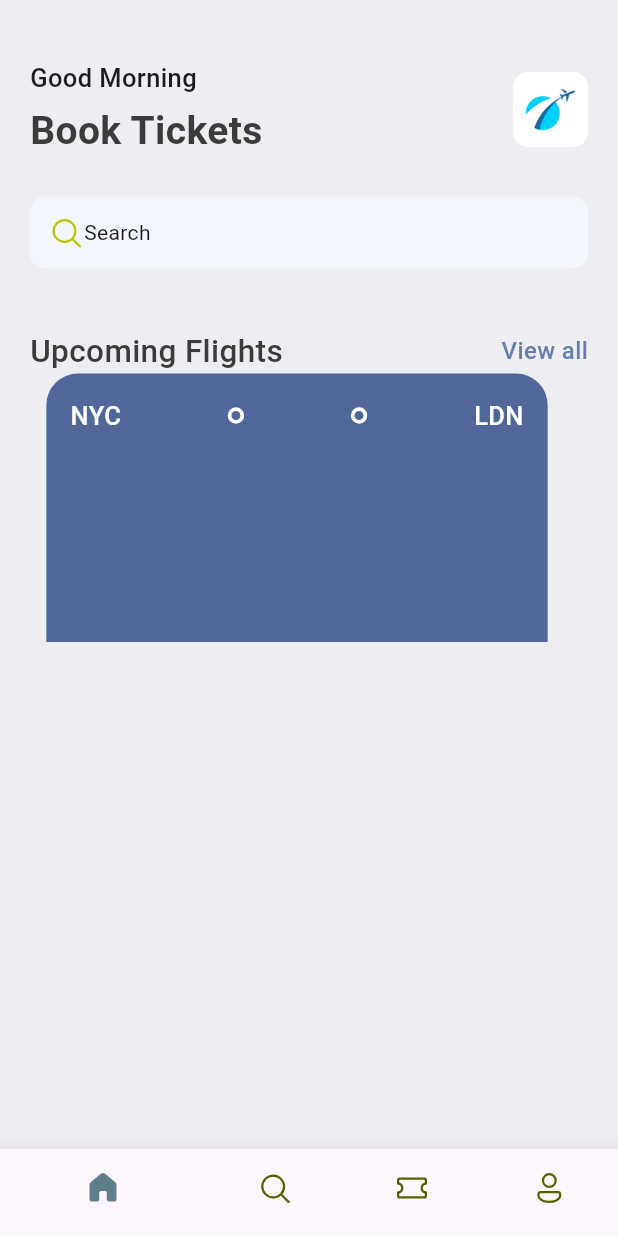
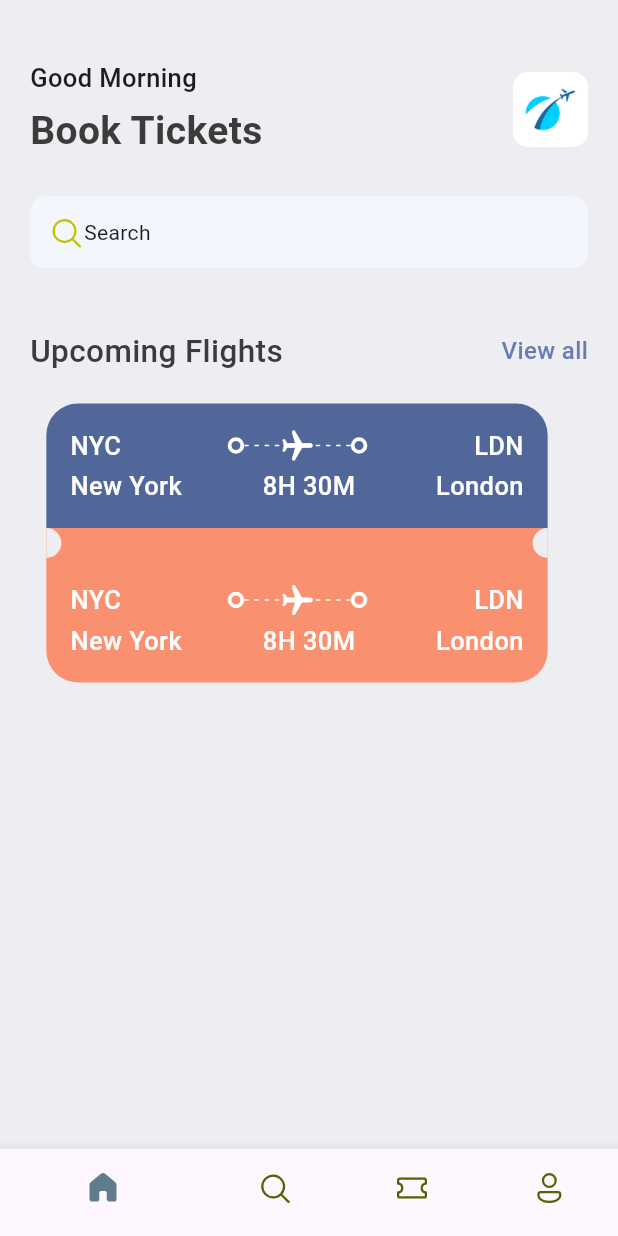
Before and after one commit to muhamadhendrik/flutter-ticket-app, a Flutter app: the screen it shows after launch, on a phone screen of 412 x 824 dp. Run offline on Flutter 3.47's test engine with Material 3 defaults, Android fonts, the light colour scheme and no system bars; our stand-ins replace fluentui_icons.

Commit message:
ticket view

```diff
--- a/lib/base/res/styles/app_styles.dart
+++ b/lib/base/res/styles/app_styles.dart
@@ -7,6 +7,7 @@ class AppStyles {
   static Color bgColor = const Color(0xFFeeedf2);
   static Color textColor = const Color(0xFF3B3B3B);
   static Color ticketBlue = const Color(0XFF526799);
+  static Color ticketOrange = const Color(0xFFf9906f);
 
   static TextStyle textStyle =
       TextStyle(fontSize: 16, fontWeight: FontWeight.w500, color: textColor);
--- /dev/null
+++ b/lib/base/widgets/app_layoutbuilder_widget.dart
@@ -0,0 +1,26 @@
+import 'package:flutter/material.dart';
+
+class AppLayoutbuilderWidget extends StatelessWidget {
+  final int randomDivider;
+
+  const AppLayoutbuilderWidget({super.key, required this.randomDivider});
+
+  @override
+  Widget build(BuildContext context) {
+    return LayoutBuilder(
+        builder: (BuildContext context, BoxConstraints constraints) {
+      return Flex(
+          mainAxisAlignment: MainAxisAlignment.spaceBetween,
+          direction: Axis.horizontal,
+          children: List.generate(
+              (constraints.constrainWidth() / randomDivider).floor(),
+              (index) => const SizedBox(
+                    width: 3,
+                    height: 1,
+                    child: DecoratedBox(
+                      decoration: BoxDecoration(color: Colors.white),
+                    ),
+                  )));
+    });
+  }
+}
--- /dev/null
+++ b/lib/base/widgets/big_circle.dart
@@ -0,0 +1,29 @@
+import 'package:flutter/material.dart';
+import 'package:flutter_ticket_app/base/res/styles/app_styles.dart';
+
+class BigCircle extends StatelessWidget {
+  final isRight;
+  const BigCircle({super.key, required this.isRight});
+
+  @override
+  Widget build(BuildContext context) {
+    return SizedBox(
+      height: 20,
+      width: 10,
+      child: DecoratedBox(
+        decoration: BoxDecoration(
+          color: AppStyles.bgColor,
+          borderRadius: isRight == true
+              ? const BorderRadius.only(
+                  topLeft: Radius.circular(10),
+                  bottomLeft: Radius.circular(10),
+                )
+              : const BorderRadius.only(
+                  topRight: Radius.circular(10),
+                  bottomRight: Radius.circular(10),
+                ),
+        ),
+      ),
+    );
+  }
+}
--- a/lib/base/widgets/ticket_view.dart
+++ b/lib/base/widgets/ticket_view.dart
@@ -1,5 +1,7 @@
 import 'package:flutter/material.dart';
 import 'package:flutter_ticket_app/base/res/styles/app_styles.dart';
+import 'package:flutter_ticket_app/base/widgets/app_layoutbuilder_widget.dart';
+import 'package:flutter_ticket_app/base/widgets/big_circle.dart';
 import 'package:flutter_ticket_app/base/widgets/big_dot.dart';
 
 class TicketView extends StatelessWidget {
@@ -10,30 +12,146 @@ class TicketView extends StatelessWidget {
     final size = MediaQuery.of(context).size;
     return SizedBox(
       width: size.width * 0.85,
-      height: 179,
+      height: 189,
       child: Container(
         margin: const EdgeInsets.only(right: 16),
+        child: Column(
+          children: [
+            Container(
               padding: const EdgeInsets.all(16),
               decoration: BoxDecoration(
                   color: AppStyles.ticketBlue,
                   borderRadius: const BorderRadius.only(
-                topLeft: Radius.circular(21), topRight: Radius.circular(21))),
+                      topLeft: Radius.circular(21),
+                      topRight: Radius.circular(21))),
               child: Column(
                 children: [
+                  //show departure and destination with icons first line
                   Row(
                     children: [
                       Text("NYC",
-                    style:
-                        AppStyles.headLineStyle3.copyWith(color: Colors.white)),
+                          style: AppStyles.headLineStyle3
+                              .copyWith(color: Colors.white)),
                       Expanded(child: Container()),
                       const BigDot(),
-                Expanded(child: Container()),
+                      Expanded(
+                          child: Stack(
+                        children: [
+                          const SizedBox(
+                            height: 24,
+                            child: AppLayoutbuilderWidget(randomDivider: 6),
+                          ),
+                          Center(
+                            child: Transform.rotate(
+                                angle: 1.57,
+                                child: const Icon(
+                                  Icons.local_airport_rounded,
+                                  color: Colors.white,
+                                )),
+                          )
+                        ],
+                      )),
                       const BigDot(),
                       Expanded(child: Container()),
                       Text("LDN",
-                    style:
-                        AppStyles.headLineStyle3.copyWith(color: Colors.white)),
+                          style: AppStyles.headLineStyle3
+                              .copyWith(color: Colors.white)),
                     ],
+                  ),
+                  const SizedBox(
+                    height: 3,
+                  ),
+                  //show deaprture and destitation names with the times
+                  Row(
+                    children: [
+                      Text("New York",
+                          style: AppStyles.headLineStyle3
+                              .copyWith(color: Colors.white)),
+                      Expanded(child: Container()),
+                      Text("8H 30M",
+                          style: AppStyles.headLineStyle3
+                              .copyWith(color: Colors.white)),
+                      Expanded(child: Container()),
+                      Text("London",
+                          style: AppStyles.headLineStyle3
+                              .copyWith(color: Colors.white)),
+                    ],
+                  ),
+                ],
+              ),
+            ),
+            Container(
+              color: AppStyles.ticketOrange,
+              child: Row(
+                children: [
+                  const BigCircle(isRight: false),
+                  Expanded(child: Container()),
+                  const BigCircle(isRight: true)
+                ],
+              ),
+            ),
+            Container(
+              padding: const EdgeInsets.all(16),
+              decoration: BoxDecoration(
+                  color: AppStyles.ticketOrange,
+                  borderRadius: const BorderRadius.only(
+                      bottomLeft: Radius.circular(21),
+                      bottomRight: Radius.circular(21))),
+              child: Column(
+                children: [
+                  //show departure and destination with icons first line
+                  Row(
+                    children: [
+                      Text("NYC",
+                          style: AppStyles.headLineStyle3
+                              .copyWith(color: Colors.white)),
+                      Expanded(child: Container()),
+                      const BigDot(),
+                      Expanded(
+                          child: Stack(
+                        children: [
+                          const SizedBox(
+                            height: 24,
+                            child: AppLayoutbuilderWidget(randomDivider: 6),
+                          ),
+                          Center(
+                            child: Transform.rotate(
+                                angle: 1.57,
+                                child: const Icon(
+                                  Icons.local_airport_rounded,
+                                  color: Colors.white,
+                                )),
+                          )
+                        ],
+                      )),
+                      const BigDot(),
+                      Expanded(child: Container()),
+                      Text("LDN",
+                          style: AppStyles.headLineStyle3
+                              .copyWith(color: Colors.white)),
+                    ],
+                  ),
+                  const SizedBox(
+                    height: 3,
+                  ),
+                  //show deaprture and destitation names with the times
+                  Row(
+                    children: [
+                      Text("New York",
+                          style: AppStyles.headLineStyle3
+                              .copyWith(color: Colors.white)),
+                      Expanded(child: Container()),
+                      Text("8H 30M",
+                          style: AppStyles.headLineStyle3
+                              .copyWith(color: Colors.white)),
+                      Expanded(child: Container()),
+                      Text("London",
+                          style: AppStyles.headLineStyle3
+                              .copyWith(color: Colors.white)),
+                    ],
+                  ),
+                ],
+              ),
             ),
           ],
         ),
--- a/lib/screens/home_screen.dart
+++ b/lib/screens/home_screen.dart
@@ -69,6 +69,7 @@ class HomeScreen extends StatelessWidget {
                 const SizedBox(height: 40),
                 const AppDoubleText(
                     bigText: 'Upcoming Flights', smallText: 'View all'),
+                const SizedBox(height: 20),
                 TicketView(),
               ],
             ),
```
Lines whose indentation alone changed are shown as unchanged.
